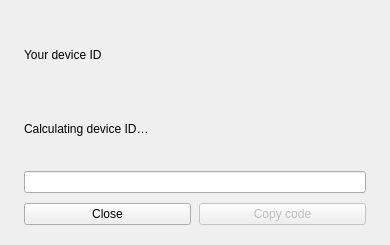
Qt form license-client/ui/HwidDialog.ui (Starhaxor/StarLoader) before a commit.
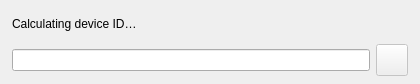
The same form after that commit.

Commit message: Compact login and HWID windows

```diff
--- a/license-client/ui/HwidDialog.ui
+++ b/license-client/ui/HwidDialog.ui
@@ -9,20 +9,20 @@
    <rect>
     <x>0</x>
     <y>0</y>
-    <width>390</width>
-    <height>245</height>
+    <width>420</width>
+    <height>84</height>
    </rect>
   </property>
   <property name="minimumSize">
    <size>
-    <width>390</width>
-    <height>245</height>
+    <width>420</width>
+    <height>84</height>
    </size>
   </property>
   <property name="maximumSize">
    <size>
-    <width>390</width>
-    <height>245</height>
+    <width>420</width>
+    <height>84</height>
    </size>
   </property>
   <property name="windowTitle">
@@ -33,27 +33,20 @@
   </property>
   <layout class="QVBoxLayout" name="dialogLayout">
    <property name="spacing">
-    <number>10</number>
+    <number>4</number>
    </property>
    <property name="leftMargin">
-    <number>24</number>
+    <number>12</number>
    </property>
    <property name="topMargin">
-    <number>22</number>
+    <number>8</number>
    </property>
    <property name="rightMargin">
-    <number>24</number>
+    <number>12</number>
    </property>
    <property name="bottomMargin">
-    <number>20</number>
+    <number>8</number>
    </property>
-   <item>
-    <widget class="QLabel" name="titleLabel">
-     <property name="text">
-      <string>Your device ID</string>
-     </property>
-    </widget>
-   </item>
    <item>
     <widget class="QLabel" name="descriptionLabel">
      <property name="text">
@@ -65,44 +58,21 @@
     </widget>
    </item>
    <item>
-    <widget class="QLineEdit" name="hwidLineEdit">
-     <property name="alignment">
-      <set>Qt::AlignmentFlag::AlignCenter</set>
-     </property>
-     <property name="readOnly">
-      <bool>true</bool>
-     </property>
-    </widget>
-   </item>
-   <item>
-    <layout class="QHBoxLayout" name="buttonLayout">
-     <property name="spacing">
-      <number>8</number>
-     </property>
+    <layout class="QHBoxLayout" name="hwidLayout">
+     <property name="spacing"><number>6</number></property>
      <item>
-      <widget class="QPushButton" name="closeButton">
-       <property name="cursor">
-        <cursorShape>PointingHandCursor</cursorShape>
-       </property>
-       <property name="text">
-        <string>Close</string>
-       </property>
+      <widget class="QLineEdit" name="hwidLineEdit">
+       <property name="readOnly"><bool>true</bool></property>
       </widget>
      </item>
      <item>
-      <widget class="QPushButton" name="copyButton">
-       <property name="cursor">
-        <cursorShape>PointingHandCursor</cursorShape>
-       </property>
-      <property name="text">
-       <string>Copy code</string>
-      </property>
-      <property name="enabled">
-       <bool>false</bool>
-      </property>
-       <property name="default">
-        <bool>true</bool>
-       </property>
+      <widget class="QToolButton" name="copyButton">
+       <property name="minimumSize"><size><width>32</width><height>32</height></size></property>
+       <property name="maximumSize"><size><width>32</width><height>32</height></size></property>
+       <property name="cursor"><cursorShape>PointingHandCursor</cursorShape></property>
+       <property name="toolTip"><string>Copy HWID</string></property>
+       <property name="accessibleName"><string>Copy HWID</string></property>
+       <property name="enabled"><bool>false</bool></property>
       </widget>
      </item>
     </layout>
```
Left out of the diff: 3 changed lines with no effect on the pictures. The commit also changes 12 other files.
